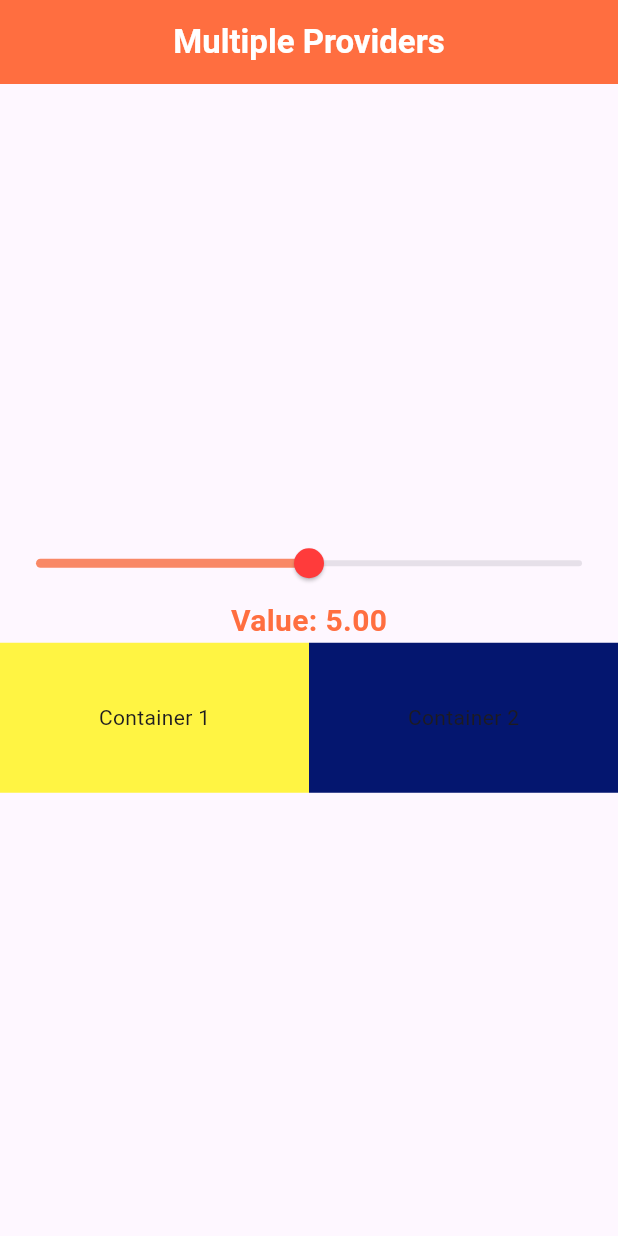
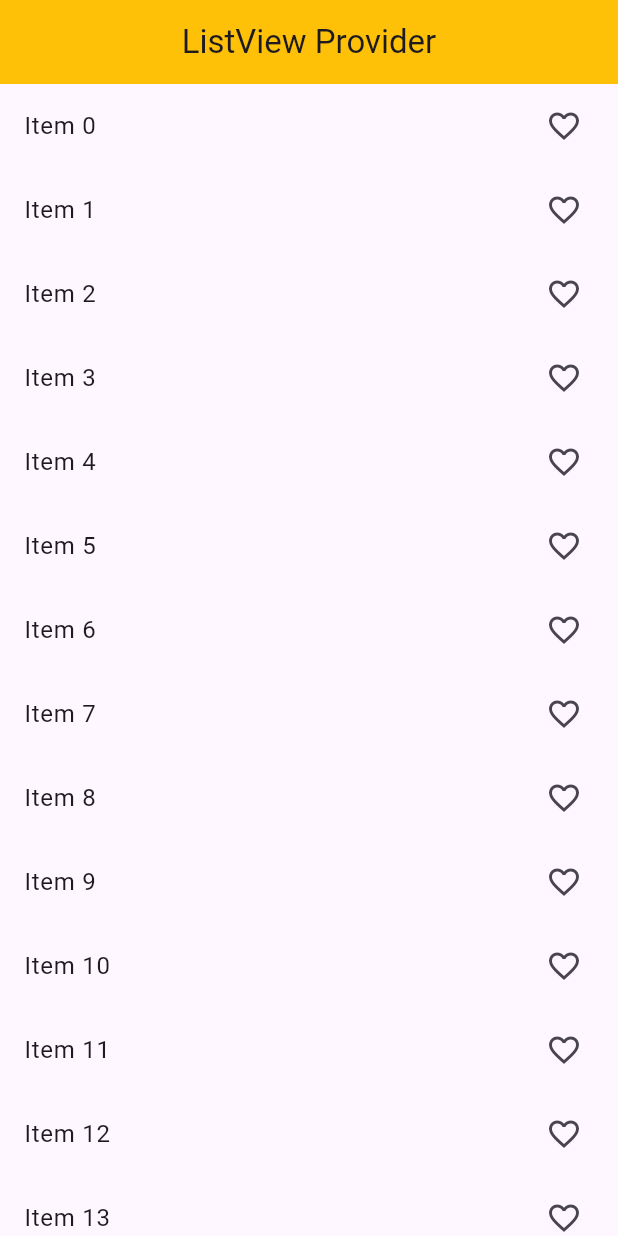
Before and after one commit to Labeebkhan/providerpractice, a Flutter app: the screen it shows after launch, on a phone screen of 412 x 824 dp. Run offline on Flutter 3.47's test engine with Material 3 defaults, Android fonts, the phone set to English and light mode, and no system bars.

Commit message:
practiced Provider

```diff
--- a/lib/main.dart
+++ b/lib/main.dart
@@ -8,6 +8,8 @@ import 'package:providerpractice/screen/example.dart';
 // import 'package:providerpractice/provider/todopro.dart';
 import 'screen/name.dart';
 import 'provider/name.dart';
+import 'screen/tile.dart';
+import 'provider/tilepro.dart';
 // import 'provider/counter.dart';
 // import 'package:provider/provider.dart';
 // import 'screen/counter.dart';
@@ -26,12 +28,13 @@ class MyApp extends StatelessWidget {
       providers: [
         ChangeNotifierProvider(create: (_) => MyAppState()),
         ChangeNotifierProvider(create: (_) => NameState()),
+        ChangeNotifierProvider(create: (_) => Examplepro()),
         ChangeNotifierProvider(
-          create: (_) => Examplepro(),
+          create: (_) => FavProvider(),
         ), // ExamplePro is the Class name for Provider
         // Add more providers here
       ],
-      child: MaterialApp(debugShowCheckedModeBanner: false, home: Sliders()),
+      child: MaterialApp(debugShowCheckedModeBanner: false, home: TilesPro()),
     );
   }
 }
--- /dev/null
+++ b/lib/provider/tilepro.dart
@@ -0,0 +1,16 @@
+import 'package:flutter/material.dart';
+
+class FavProvider extends ChangeNotifier {
+  List<int> _FavList = [];
+  List<int> get FavList => _FavList;
+
+  void addFav(int index) {
+    _FavList.add(index);
+    notifyListeners();
+  }
+
+  void remFav(index) {
+    _FavList.remove(index);
+    notifyListeners();
+  }
+}
--- /dev/null
+++ b/lib/screen/tile.dart
@@ -0,0 +1,49 @@
+import 'package:flutter/material.dart';
+import 'package:provider/provider.dart';
+import '../provider/tilepro.dart';
+
+class TilesPro extends StatefulWidget {
+  const TilesPro({super.key});
+
+  @override
+  State<TilesPro> createState() => _TilesProState();
+}
+
+class _TilesProState extends State<TilesPro> {
+  @override
+  Widget build(BuildContext context) {
+    // final Favlistlis = Provider.of<FavProvider>(context);
+    print('Builds');
+    return Scaffold(
+      appBar: AppBar(
+        title: Center(child: const Text('ListView Provider')),
+        backgroundColor: Colors.amber,
+      ),
+      body: Column(
+        children: [
+          Expanded(
+            child: ListView.builder(
+              itemCount: 30,
+              itemBuilder:
+                  (context, index) => Consumer<FavProvider>(
+                    builder: (context, value, child) {
+                      return ListTile(
+                        onTap: () {
+                          value.addFav(index);
+                        },
+                        title: Text('Item ' + index.toString()),
+                        trailing: Icon(
+                          value.FavList.contains(index)
+                              ? Icons.favorite
+                              : Icons.favorite_border_outlined,
+                        ),
+                      );
+                    },
+                  ),
+            ),
+          ),
+        ],
+      ),
+    );
+  }
+}
```
